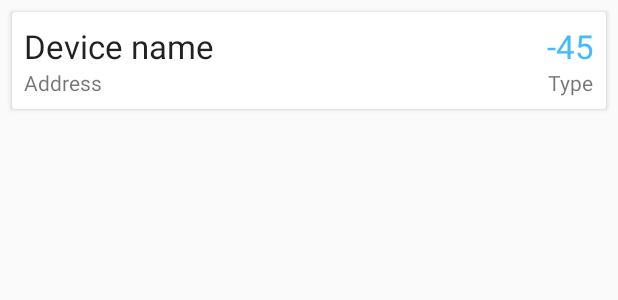
After one commit to miclis/BTLogger, an Android app: the layout device_item.xml on its own in the app's theme, with its tools: preview values and no code run, on a phone screen of 412 x 824 dp. The commit adds this screen. Shown: the top 300 px of the screen. Run offline under Robolectric (Android 15) with nearby library versions, the phone set to English and light mode, and no system bars.

Commit message:
1. Initial sample data adjusted. 2. RecyclerView with adapter added. 3. Item layout added. 4. Menu changed into icon. 5. Colors modified. 6. Strings representing types of BT devices added.

```diff
--- a/app/src/main/java/com/miclis/btlogger/Model/BtDevicesDatabase.java
+++ b/app/src/main/java/com/miclis/btlogger/Model/BtDevicesDatabase.java
@@ -46,8 +46,8 @@ public abstract class BtDevicesDatabase extends RoomDatabase {
 		@Override
 		protected Void doInBackground(Void... voids) {
 			deviceDao.insert(new BtDevice("U800", "00:11:22:33:44:55", BluetoothDevice.DEVICE_TYPE_CLASSIC, new Short("30")));
-			deviceDao.insert(new BtDevice("U900", "02:11:72:33:44:55", BluetoothDevice.DEVICE_TYPE_CLASSIC, new Short("30")));
-			deviceDao.insert(new BtDevice("U910", "03:11:22:35:44:55", BluetoothDevice.DEVICE_TYPE_DUAL, new Short("30")));
+			deviceDao.insert(new BtDevice("U900", "02:11:72:33:44:55", BluetoothDevice.DEVICE_TYPE_CLASSIC, new Short("37")));
+			deviceDao.insert(new BtDevice("U910", "03:11:22:35:44:55", BluetoothDevice.DEVICE_TYPE_DUAL, new Short("-30")));
 			deviceDao.insert(new BtDevice("U920", "01:11:22:33:44:55", BluetoothDevice.DEVICE_TYPE_UNKNOWN, new Short("30")));
 			return null;
 		}
--- /dev/null
+++ b/app/src/main/res/drawable/ic_settings.xml
@@ -0,0 +1,5 @@
+<vector android:height="24dp" android:tint="#FFFFFF"
+    android:viewportHeight="24.0" android:viewportWidth="24.0"
+    android:width="24dp" xmlns:android="http://schemas.android.com/apk/res/android">
+    <path android:fillColor="#FF000000" android:pathData="M11,24h2v-2h-2v2zM7,24h2v-2L7,22v2zM15,24h2v-2h-2v2zM17.71,5.71L12,0h-1v7.59L6.41,3 5,4.41 10.59,10 5,15.59 6.41,17 11,12.41L11,20h1l5.71,-5.71 -4.3,-4.29 4.3,-4.29zM13,3.83l1.88,1.88L13,7.59L13,3.83zM14.88,14.29L13,16.17v-3.76l1.88,1.88z"/>
+</vector>
--- /dev/null
+++ b/app/src/main/res/layout/device_item.xml
@@ -0,0 +1,47 @@
+<?xml version="1.0" encoding="utf-8"?>
+<android.support.v7.widget.CardView xmlns:android="http://schemas.android.com/apk/res/android"
+                                    android:layout_width="match_parent"
+                                    android:layout_height="wrap_content"
+                                    xmlns:app="http://schemas.android.com/apk/res-auto"
+                                    android:layout_marginEnd="8dp"
+                                    android:layout_marginStart="8dp"
+                                    android:layout_marginTop="8dp">
+
+    <RelativeLayout android:layout_width="wrap_content"
+                    android:layout_height="wrap_content"
+                    android:padding="8dp">
+
+        <TextView android:layout_width="wrap_content"
+                  android:layout_height="wrap_content"
+                  android:id="@+id/text_view_rssi"
+                  android:layout_alignParentEnd="true"
+                  android:text="-45"
+                  android:textAppearance="@style/TextAppearance.AppCompat.Large"
+                  android:textColor="@color/colorItemRssi"/>
+
+        <TextView android:layout_width="wrap_content"
+                  android:layout_height="wrap_content"
+                  android:id="@+id/text_view_name"
+                  android:text="Device name"
+                  android:textAppearance="@style/TextAppearance.AppCompat.Large"
+                  android:maxLines="1"
+                  android:layout_toStartOf="@id/text_view_rssi"
+                  android:layout_alignParentStart="true"
+                  android:ellipsize="end"/>
+
+        <TextView android:layout_width="wrap_content"
+                  android:layout_height="wrap_content"
+                  android:id="@+id/text_view_address"
+                  android:layout_below="@id/text_view_name"
+                  android:text="Address"/>
+
+        <TextView android:layout_width="wrap_content"
+                  android:layout_height="wrap_content"
+                  android:id="@+id/text_view_type"
+                  android:layout_below="@id/text_view_rssi"
+                  android:layout_alignParentEnd="true"
+                  android:text="Type"/>
+
+    </RelativeLayout>
+
+</android.support.v7.widget.CardView>
--- a/app/src/main/res/menu/menu_main.xml
+++ b/app/src/main/res/menu/menu_main.xml
@@ -3,6 +3,7 @@
       xmlns:app="http://schemas.android.com/apk/res-auto">
     <item android:id="@+id/action_settings"
           android:title="@string/action_settings"
+          android:icon="@drawable/ic_settings"
           android:orderInCategory="100"
-          app:showAsAction="never"/>
+          app:showAsAction="ifRoom"/>
 </menu>
--- a/app/src/main/res/values/colors.xml
+++ b/app/src/main/res/values/colors.xml
@@ -4,5 +4,5 @@
     <color name="colorPrimaryDark">#303F9F</color>
     <color name="colorAccent">#FF4081</color>
     <color name="colorTitle">#FFF</color>
-    <color name="colorItemAddress">#F4bF</color>
+    <color name="colorItemRssi">#F4bF</color>
 </resources>
--- a/app/src/main/res/values/strings.xml
+++ b/app/src/main/res/values/strings.xml
@@ -1,4 +1,10 @@
 <resources>
     <string name="app_name">BT Logger</string>
     <string name="action_settings">Settings</string>
+
+    <!-- BT device types -->
+    <string name="device_classic">CLASSIC</string>
+    <string name="device_dual">DUAL</string>
+    <string name="device_le">LE</string>
+    <string name="device_unknown">UNKNOWN</string>
 </resources>
--- a/app/src/main/res/values/styles.xml
+++ b/app/src/main/res/values/styles.xml
@@ -16,8 +16,8 @@
     <style name="ActionBarTitleTextStyle" parent="@style/TextAppearance.AppCompat.Widget.ActionBar.Title">
         <item name="android:textColor">@color/colorTitle</item>
     </style>
-    <style name="ListItemAddress" parent="@style/TextAppearance.AppCompat.Widget.ActionBar.Title">
-        <item name="android:textColor">@color/colorItemAddress</item>
+    <style name="ListItemRssi" parent="@style/TextAppearance.AppCompat.Widget.ActionBar.Title">
+        <item name="android:textColor">@color/colorItemRssi</item>
     </style>
 
     <style name="AppTheme.NoActionBar">
```
Also changed, not shown: app/src/main/java/com/miclis/btlogger/View/DeviceAdapter.java (added, +77 -0 lines), app/src/main/java/com/miclis/btlogger/View/MainActivity.java (+47 -0 lines), app/src/main/res/layout/activity_main.xml (+5 -8 lines), app/src/main/res/layout/app_bar.xml (deleted, +0 -7 lines).
